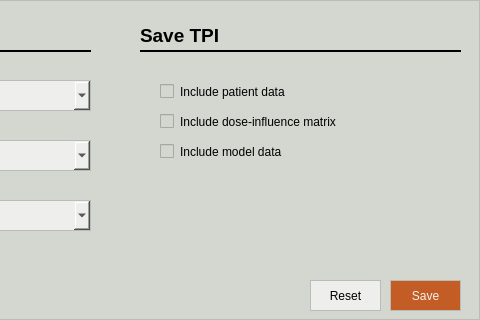
This is pyanno4rt/gui/designs/settings_window.ui in pyanno4rt/pyanno4rt as Qt 5 draws it before an edit; both pictures show x 250 to 730 and y 0 to 320 of the 730 by 320 pixel window. The edited form follows.
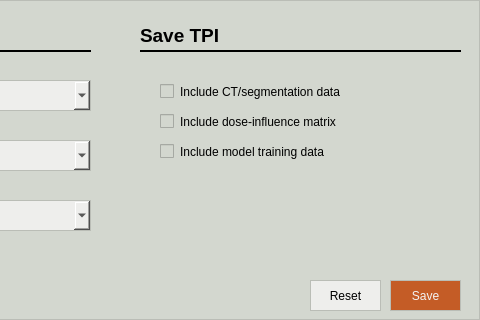
This is the edited form. Icons and pictures are not drawn.

```diff
--- a/pyanno4rt/gui/designs/settings_window.ui
+++ b/pyanno4rt/gui/designs/settings_window.ui
@@ -336,7 +336,7 @@
 color: rgb(0, 0, 0);</string>
     </property>
     <property name="text">
-     <string>Include patient data</string>
+     <string>Include CT/segmentation data</string>
     </property>
    </widget>
    <widget class="QComboBox" name="resolution_cbox">
@@ -462,7 +462,7 @@
 color: rgb(0, 0, 0);</string>
     </property>
     <property name="text">
-     <string>Include model data</string>
+     <string>Include model training data</string>
     </property>
    </widget>
    <widget class="QLabel" name="save_tpi_label">
```
Left out of the diff: 28 changed lines with no effect on the pictures.
